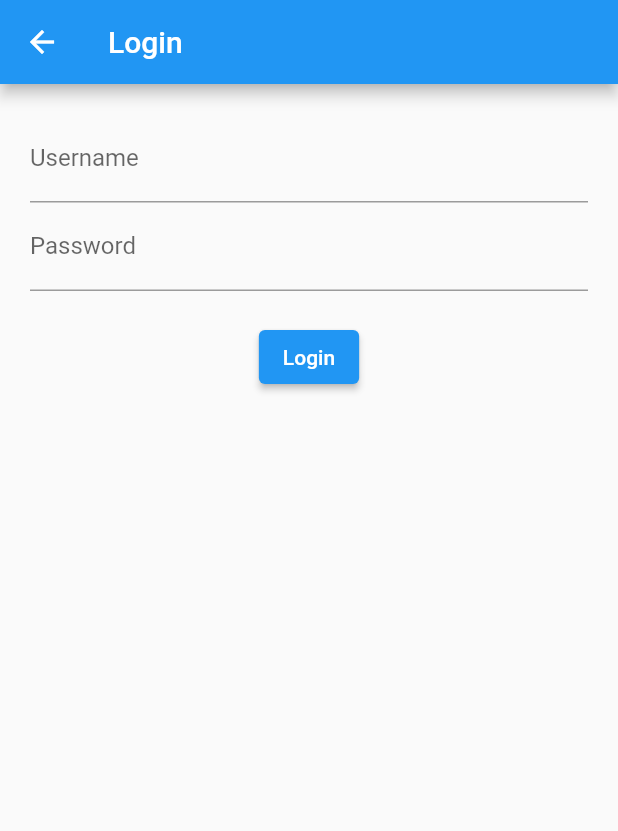
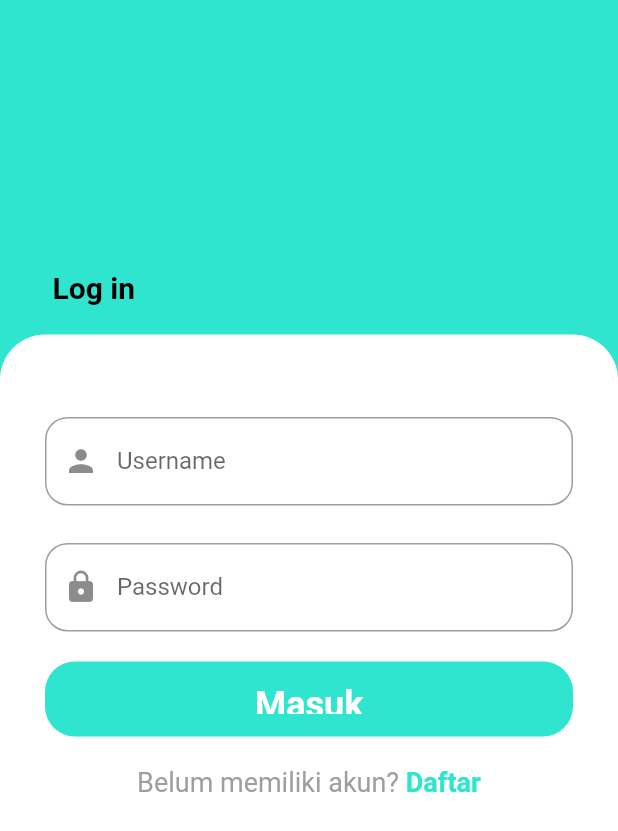
Before and after one commit to adyfp24/chiligrow-app-flutter, a Flutter app: the LoginPage screen opened by its route, on a phone screen of 412 x 824 dp. Shown: the top 831 px of the screen. Run offline on Flutter 3.47's test engine with Material 2 defaults, Android fonts, the phone set to English and light mode, and no system bars; missing offline and left inert: dart:html.

Commit message:
feat: updating login page UI

```diff
--- a/lib/main.dart
+++ b/lib/main.dart
@@ -24,7 +24,7 @@ class MyApp extends StatelessWidget {
         debugShowCheckedModeBanner: false,
         title: 'Chiligrow App',
         theme: ThemeData(),
-        home: DetailRegist(),
+        home: LoginPage(),
         routes: {
           // '/' : (context) => SplashScreen(),
           '/regist' : (context) => RegisterPage(),
--- a/lib/views/pages/auth/login.dart
+++ b/lib/views/pages/auth/login.dart
@@ -5,28 +5,74 @@ class LoginPage extends StatelessWidget {
 
   @override
   Widget build(BuildContext context) {
+    final TapGestureRecognizer _tapGestureRecognizer = TapGestureRecognizer();
+    _tapGestureRecognizer.onTap = () {
+      Navigator.pushNamed(
+          context, '/regist');
+    };
     final TextEditingController _usernameController = TextEditingController();
     final TextEditingController _passwordController = TextEditingController();
-
     return Scaffold(
-      appBar: AppBar(
-        title: Text('Login'),
+      backgroundColor: Color(0xFF30E5D0),
+      body: Column(
+        children: [
+          SizedBox(height: 180),
+          Padding(
+            padding: EdgeInsets.only(left: 35),
+            child: Align(
+              alignment: Alignment.topLeft,
+              child: Text(
+                'Log in',
+                style: TextStyle(
+                  fontSize: 20,
+                  fontWeight: FontWeight.bold,
+                  color: Colors.black,
                 ),
-      body: Padding(
-        padding: EdgeInsets.all(20),
+              ),
+            ),
+          ),
+          SizedBox(height: 20),
+          Expanded(
+            child: Container(
+              padding: EdgeInsets.symmetric(horizontal: 30, vertical: 30),
+              width: double.infinity,
+              decoration: BoxDecoration(
+                  color: Colors.white,
+                  borderRadius: BorderRadius.only(
+                      topLeft: Radius.circular(30),
+                      topRight: Radius.circular(30))),
               child: Column(
                 children: [
+                  SizedBox(
+                    height: 25,
+                  ),
                   TextField(
                     controller: _usernameController,
-              decoration: InputDecoration(labelText: 'Username'),
+                    decoration: InputDecoration(
+                        border: OutlineInputBorder(
+                          borderRadius: BorderRadius.circular(15),
+                        ),
+                        prefixIcon: Icon(Icons.person),
+                        labelText: 'Username'),
+                  ),
+                  SizedBox(
+                    height: 25,
                   ),
                   TextField(
                     controller: _passwordController,
-              decoration: InputDecoration(labelText: 'Password'),
-              obscureText: true,
+                    decoration: InputDecoration(
+                        border: OutlineInputBorder(
+                          borderRadius: BorderRadius.circular(15),
                         ),
+                        prefixIcon: Icon(Icons.lock),
+                        labelText: 'Password'),
+                  ),
+
                   SizedBox(height: 20),
-            ElevatedButton(
+                  Container(
+                    width: double.infinity,
+                    height: 50,
+                    child: TextButton(
                       onPressed: () {
                         final user = User(
                   idUser: 0, // Dummy ID, tidak diperlukan untuk login
@@ -38,20 +84,68 @@ class LoginPage extends StatelessWidget {
                   role: '', // Tidak diperlukan untuk login
                 );
                         Provider.of<UserProvider>(context, listen: false)
-                    .loginUser(user)
+                            .registerUser(user)
                             .then((_) {
+                          ScaffoldMessenger.of(context).showSnackBar(
+                            SnackBar(
+                                content: Text('User login successfully')),
+                          );
                           Navigator.pushNamed(context, '/home');
                         }).catchError((error) {
                           ScaffoldMessenger.of(context).showSnackBar(
-                    SnackBar(content: Text('Failed to login: $error')),
+                            SnackBar(
+                                content:
+                                    Text('Failed to login user: $error')),
                           );
                         });
                       },
-              child: Text('Login'),
+                      child: Text(
+                        'Masuk',
+                        style: TextStyle(
+                          fontSize: 24,
+                          fontWeight: FontWeight.bold,
+                          color: Colors.white,
+                        ),
+                      ),
+                      style: TextButton.styleFrom(
+                        backgroundColor: Color(0xFF30E5D0),
+                        primary: Colors.white,
+                        padding:
+                            EdgeInsets.symmetric(vertical: 15, horizontal: 20),
+                        shape: RoundedRectangleBorder(
+                          borderRadius: BorderRadius.circular(20.0),
+                        ),
+                      ),
+                    ),
+                  ),
+                  SizedBox(height: 20),
+                  Align(
+                        alignment: Alignment.center,
+                        child: Text.rich(
+                          TextSpan(
+                            text: 'Belum memiliki akun? ',
+                            style: TextStyle(color: Colors.grey, fontSize:18),
+                            children: [
+                              TextSpan(
+                                  text: 'Daftar',
+                                  style: TextStyle(
+                                    fontSize:18,
+                                    fontWeight: FontWeight.bold,
+                                    color: Color(0xFF30E5D0),
+
+                                  ),
+                                  recognizer: _tapGestureRecognizer),
+                            ],
+                          ),
+                        ),
                       ),
                 ],
               ),
             ),
+          )
+        ],
+      ),
     );
+
   }
 }
```
Lines whose indentation alone changed are shown as unchanged.
